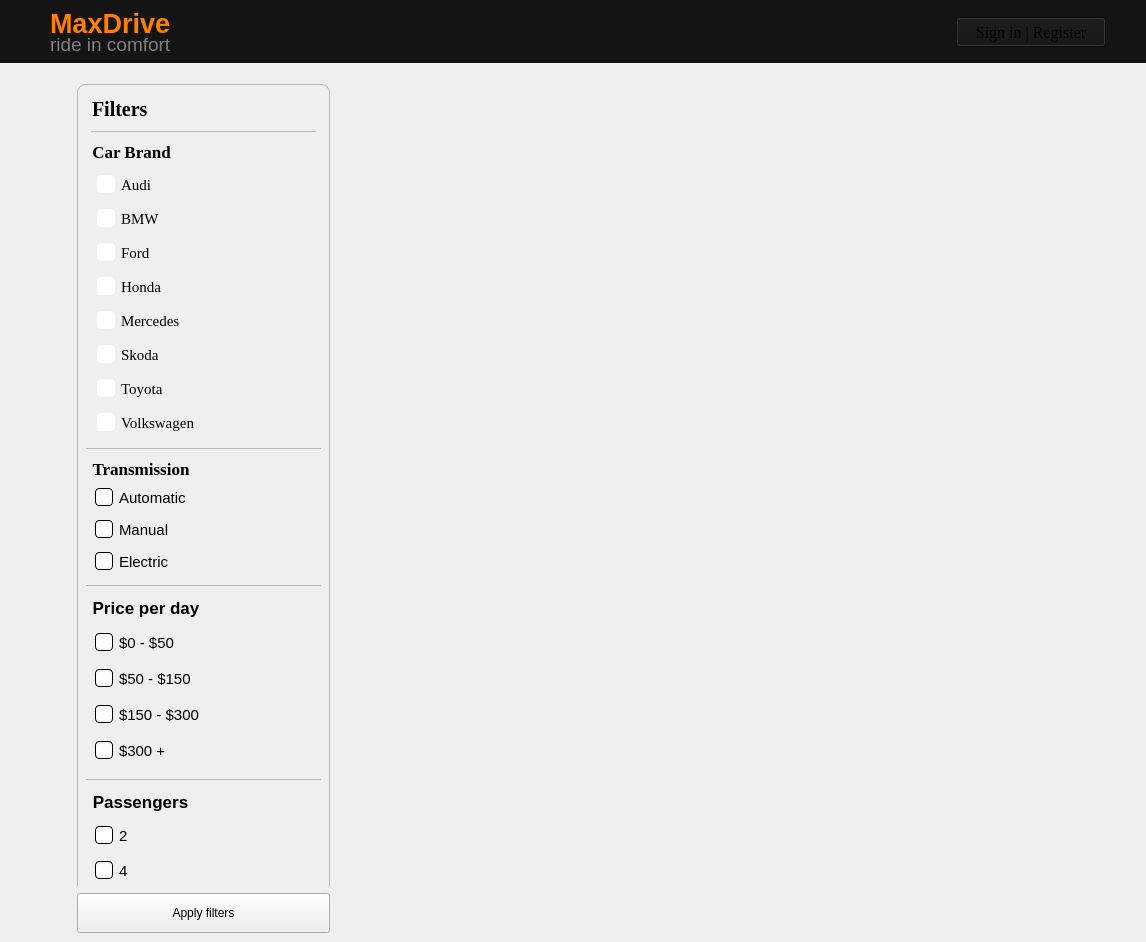
The window that mainwindow.ui (Maks2447/RentalCarsProject) describes before a commit, drawn with Qt 5.
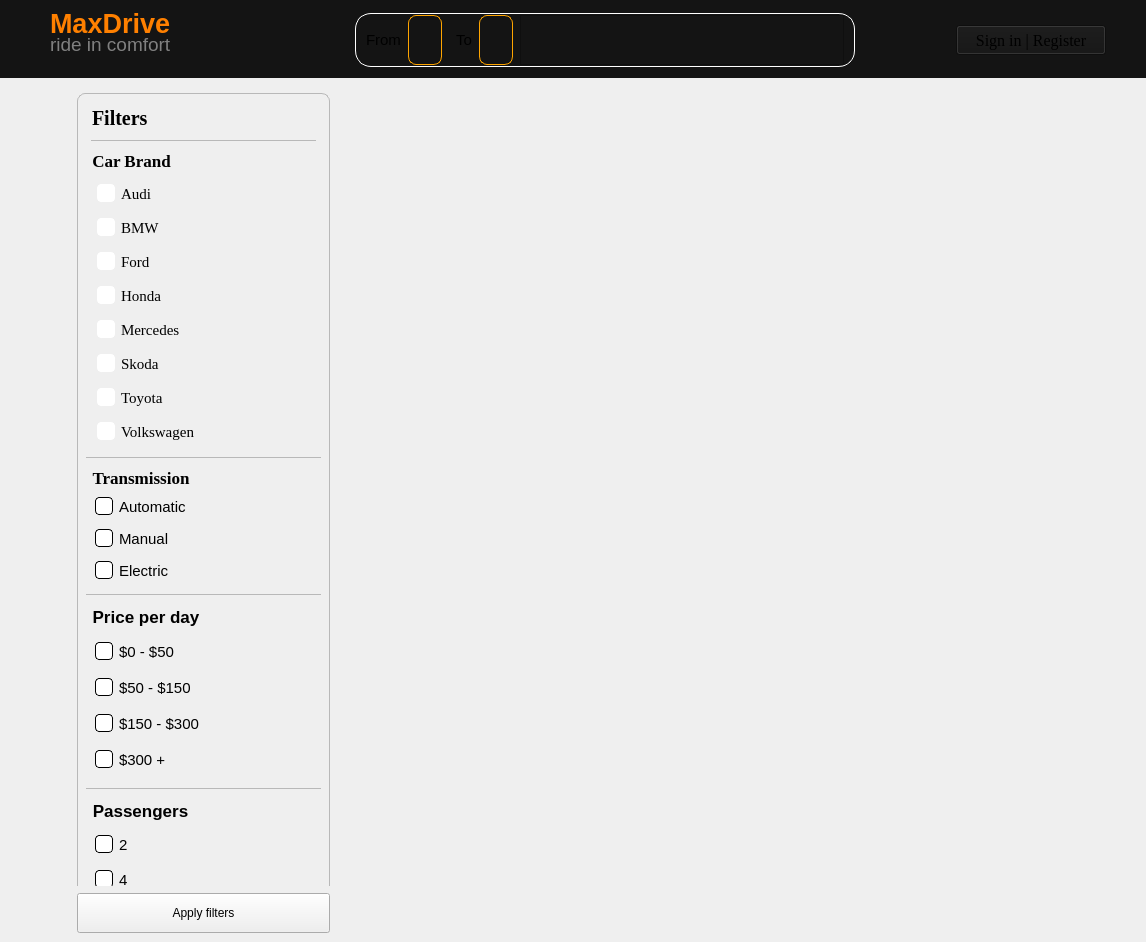
The same window after the commit. The open tabs and pages were chosen to show the change. Icons and pictures are not drawn.

```diff
--- a/mainwindow.ui
+++ b/mainwindow.ui
@@ -48,7 +48,7 @@
        <number>1</number>
       </property>
       <widget class="QWidget" name="HomePage">
-       <layout class="QGridLayout" name="gridLayout_2" columnstretch="0,1,9">
+       <layout class="QGridLayout" name="gridLayout_2" rowstretch="0,0,0" columnstretch="0,1,9" rowminimumheight="10,0,0">
         <property name="leftMargin">
          <number>0</number>
         </property>
@@ -61,6 +61,9 @@
         <property name="bottomMargin">
          <number>0</number>
         </property>
+        <property name="verticalSpacing">
+         <number>0</number>
+        </property>
         <item row="0" column="0" colspan="3">
          <widget class="QWidget" name="TopPanel_widget" native="true">
           <property name="sizePolicy">
@@ -69,10 +72,16 @@
             <verstretch>0</verstretch>
            </sizepolicy>
           </property>
+          <property name="minimumSize">
+           <size>
+            <width>0</width>
+            <height>78</height>
+           </size>
+          </property>
           <property name="maximumSize">
            <size>
             <width>16777215</width>
-            <height>65</height>
+            <height>78</height>
            </size>
           </property>
           <property name="styleSheet">
@@ -121,13 +130,167 @@
             </widget>
            </item>
            <item>
-            <layout class="QHBoxLayout" name="horizontalLayout_2" stretch="10,1">
+            <layout class="QHBoxLayout" name="horizontalLayout_2" stretch="4,1,1">
+             <property name="leftMargin">
+              <number>80</number>
+             </property>
              <property name="topMargin">
               <number>5</number>
              </property>
              <property name="rightMargin">
               <number>40</number>
              </property>
+             <item>
+              <widget class="QFrame" name="frame">
+               <property name="minimumSize">
+                <size>
+                 <width>500</width>
+                 <height>0</height>
+                </size>
+               </property>
+               <property name="styleSheet">
+                <string notr="true">#frame {
+	border: 1px solid white;
+	border-radius: 16px;
+}
+</string>
+               </property>
+               <property name="frameShape">
+                <enum>QFrame::Shape::StyledPanel</enum>
+               </property>
+               <property name="frameShadow">
+                <enum>QFrame::Shadow::Raised</enum>
+               </property>
+               <layout class="QHBoxLayout" name="horizontalLayout_7" stretch="0,0,0,0,0,1">
+                <property name="spacing">
+                 <number>7</number>
+                </property>
+                <property name="leftMargin">
+                 <number>10</number>
+                </property>
+                <property name="topMargin">
+                 <number>1</number>
+                </property>
+                <property name="rightMargin">
+                 <number>10</number>
+                </property>
+                <property name="bottomMargin">
+                 <number>1</number>
+                </property>
+                <item>
+                 <widget class="QLabel" name="label_5">
+                  <property name="maximumSize">
+                   <size>
+                    <width>40</width>
+                    <height>16777215</height>
+                   </size>
+                  </property>
+                  <property name="font">
+                   <font>
+                    <pointsize>11</pointsize>
+                   </font>
+                  </property>
+                  <property name="text">
+                   <string>From</string>
+                  </property>
+                  <property name="alignment">
+                   <set>Qt::AlignmentFlag::AlignLeading|Qt::AlignmentFlag::AlignLeft|Qt::AlignmentFlag::AlignVCenter</set>
+                  </property>
+                 </widget>
+                </item>
+                <item>
+                 <widget class="QPushButton" name="Home_searchFrom_pushButton">
+                  <property name="minimumSize">
+                   <size>
+                    <width>0</width>
+                    <height>50</height>
+                   </size>
+                  </property>
+                  <property name="maximumSize">
+                   <size>
+                    <width>90</width>
+                    <height>16777215</height>
+                   </size>
+                  </property>
+                  <property name="styleSheet">
+                   <string notr="true">border: 1px solid orange;
+border-radius: 8px;</string>
+                  </property>
+                  <property name="text">
+                   <string/>
+                  </property>
+                 </widget>
+                </item>
+                <item>
+                 <widget class="QFrame" name="frame_2">
+                  <property name="maximumSize">
+                   <size>
+                    <width>1</width>
+                    <height>16777215</height>
+                   </size>
+                  </property>
+                  <property name="styleSheet">
+                   <string notr="true">border: 1px solid white;
+border-right: solid blue;
+border-top: solid blue;
+border-bottom: solid blue;</string>
+                  </property>
+                  <property name="frameShape">
+                   <enum>QFrame::Shape::StyledPanel</enum>
+                  </property>
+                  <property name="frameShadow">
+                   <enum>QFrame::Shadow::Raised</enum>
+                  </property>
+                 </widget>
+                </item>
+                <item>
+                 <widget class="QLabel" name="label_6">
+                  <property name="maximumSize">
+                   <size>
+                    <width>30</width>
+                    <height>16777215</height>
+                   </size>
+                  </property>
+                  <property name="font">
+                   <font>
+                    <pointsize>11</pointsize>
+                   </font>
+                  </property>
+                  <property name="text">
+                   <string>To</string>
+                  </property>
+                 </widget>
+                </item>
+                <item>
+                 <widget class="QPushButton" name="Home_searchTo_pushButton">
+                  <property name="minimumSize">
+                   <size>
+                    <width>0</width>
+                    <height>50</height>
+                   </size>
+                  </property>
+                  <property name="styleSheet">
+                   <string notr="true">border: 1px solid orange;
+border-radius: 8px;</string>
+                  </property>
+                  <property name="text">
+                   <string/>
+                  </property>
+                 </widget>
+                </item>
+                <item>
+                 <widget class="QFrame" name="frame_3">
+                  <property name="frameShape">
+                   <enum>QFrame::Shape::StyledPanel</enum>
+                  </property>
+                  <property name="frameShadow">
+                   <enum>QFrame::Shadow::Raised</enum>
+                  </property>
+                 </widget>
+                </item>
+               </layout>
+              </widget>
+             </item>
              <item>
               <spacer name="horizontalSpacer">
                <property name="orientation">
@@ -1059,7 +1222,7 @@
                 <x>0</x>
                 <y>0</y>
                 <width>752</width>
-                <height>873</height>
+                <height>864</height>
                </rect>
               </property>
               <property name="styleSheet">
```
Left out of the diff: 7 changed lines with no effect on the pictures.
